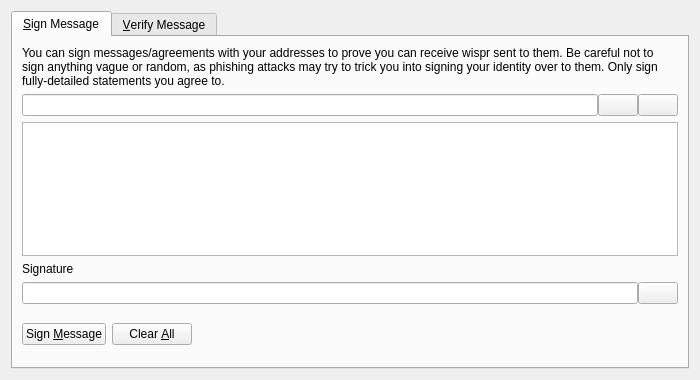
Old version of the form src/qt/forms/signverifymessagedialog.ui in the repository THETCR/core.
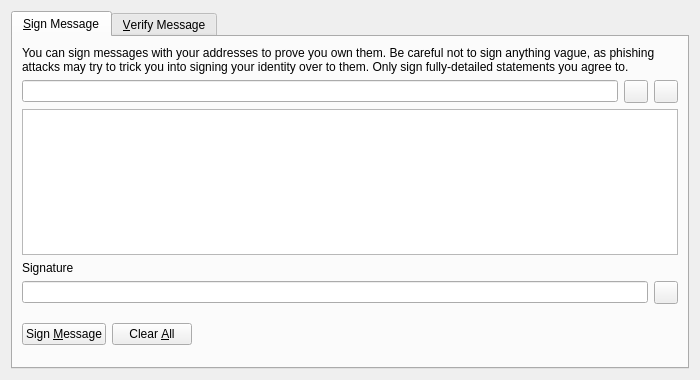
New version of the form. Icons and pictures are not drawn. Custom widgets are drawn as their Qt base class.

What changed in the file:
```diff
--- a/src/qt/forms/signverifymessagedialog.ui
+++ b/src/qt/forms/signverifymessagedialog.ui
@@ -30,7 +30,7 @@
        <item>
         <widget class="QLabel" name="infoLabel_SM">
          <property name="text">
-          <string>You can sign messages/agreements with your addresses to prove you can receive wispr sent to them. Be careful not to sign anything vague or random, as phishing attacks may try to trick you into signing your identity over to them. Only sign fully-detailed statements you agree to.</string>
+          <string>You can sign messages with your addresses to prove you own them. Be careful not to sign anything vague, as phishing attacks may try to trick you into signing your identity over to them. Only sign fully-detailed statements you agree to.</string>
          </property>
          <property name="textFormat">
           <enum>Qt::PlainText</enum>
@@ -42,9 +42,6 @@
        </item>
        <item>
         <layout class="QHBoxLayout" name="horizontalLayout_1_SM">
-         <property name="spacing">
-          <number>0</number>
-         </property>
          <item>
           <widget class="QValidatedLineEdit" name="addressIn_SM">
            <property name="toolTip">
@@ -53,7 +50,7 @@
           </widget>
          </item>
          <item>
-          <widget class="QPushButton" name="addressBookButton_SM">
+          <widget class="QToolButton" name="addressBookButton_SM">
            <property name="toolTip">
             <string>Choose previously used address</string>
            </property>
@@ -67,13 +64,10 @@
            <property name="shortcut">
             <string>Alt+A</string>
            </property>
-           <property name="autoDefault">
-            <bool>false</bool>
-           </property>
           </widget>
          </item>
          <item>
-          <widget class="QPushButton" name="pasteButton_SM">
+          <widget class="QToolButton" name="pasteButton_SM">
            <property name="toolTip">
             <string>Paste address from clipboard</string>
            </property>
@@ -87,9 +81,6 @@
            <property name="shortcut">
             <string>Alt+P</string>
            </property>
-           <property name="autoDefault">
-            <bool>false</bool>
-           </property>
           </widget>
          </item>
         </layout>
@@ -113,9 +104,6 @@
        </item>
        <item>
         <layout class="QHBoxLayout" name="horizontalLayout_2_SM">
-         <property name="spacing">
-          <number>0</number>
-         </property>
          <item>
           <widget class="QLineEdit" name="signatureOut_SM">
            <property name="font">
@@ -129,7 +117,7 @@
           </widget>
          </item>
          <item>
-          <widget class="QPushButton" name="copySignatureButton_SM">
+          <widget class="QToolButton" name="copySignatureButton_SM">
            <property name="toolTip">
             <string>Copy the current signature to the system clipboard</string>
            </property>
@@ -140,9 +128,6 @@
             <iconset resource="../wispr.qrc">
              <normaloff>:/icons/editcopy</normaloff>:/icons/editcopy</iconset>
            </property>
-           <property name="autoDefault">
-            <bool>false</bool>
-           </property>
           </widget>
          </item>
         </layout>
```
Left out of the diff: 20 changed lines with no effect on the pictures.
